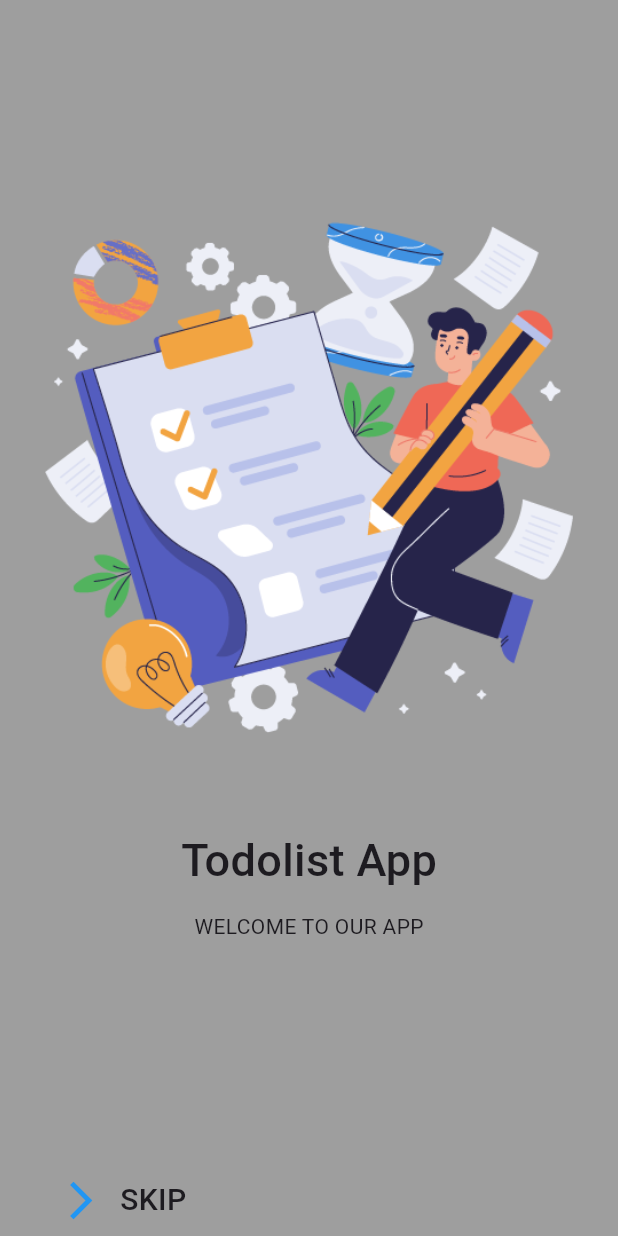
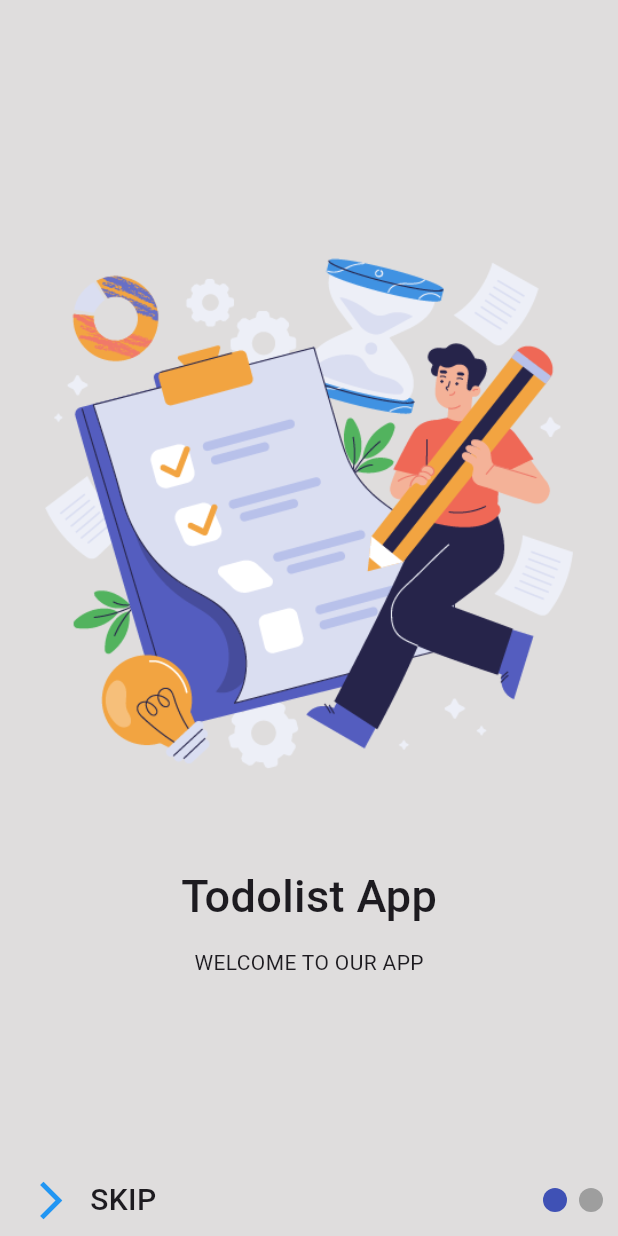
Before and after one commit to farsii/todo_list, a Flutter app: the screen it shows after launch, on a phone screen of 412 x 824 dp. Run offline on Flutter 3.47's test engine with Material 3 defaults, Android fonts, the phone set to English and light mode, and no system bars; drawn by our look-alikes of smooth_page_indicator; our stand-ins replace flutter_screenutil.

```diff
--- a/lib/features/authantication/views/on_boarding_screen.dart
+++ b/lib/features/authantication/views/on_boarding_screen.dart
@@ -1,6 +1,7 @@
 import 'package:flutter/material.dart';
 import 'package:myapp/core/common/widgets/white_space.dart';
 import 'package:myapp/core/res/image_res.dart';
+import 'package:smooth_page_indicator/smooth_page_indicator.dart';
 
 
 class OnboardingScreen extends StatefulWidget {
@@ -11,17 +12,25 @@ class OnboardingScreen extends StatefulWidget {
 }
 
 class _OnboardingScreenState extends State<OnboardingScreen> {
+  final pageController =PageController();
+  @override
+  void dispose() {
+    pageController.dispose();
+    super.dispose();
+  }
   @override
   Widget build(BuildContext context) {
     return Scaffold(
-        backgroundColor: Colors.grey,
+        backgroundColor: Color.fromARGB(255, 223, 221, 221),
         body:
         SafeArea(
           child: Stack(
+            alignment: Alignment.bottomCenter,
             children: [
 
 
             PageView(
+              controller: pageController,
               children: [
 
                Padding(
@@ -43,13 +52,44 @@ class _OnboardingScreenState extends State<OnboardingScreen> {
                     const WhiteSpace(height: 10),
                     const Text("WELCOME TO OUR APP"),
                     Spacer(),
+                     ],
+                ),
+
+              ),
+              //2nd onboarding page
+              Column(
+                  mainAxisAlignment: MainAxisAlignment.center,
+                  children: [
+                    Spacer(),
+                     Image.asset(Imageres.todo),
+                     const WhiteSpace(height: 50),
 
 
-                    Container(
+                     const Text("Todolist App",
+                    style: TextStyle(
+                      fontSize: 30,
+                      fontWeight: FontWeight.w500,
+                    ),
+                    ),
+                    const WhiteSpace(height: 10),
+                    const Text("WELCOME TO OUR APP"),
+                    Spacer(),
+                     ],
+                ),
 
-                      child:
-                          Row(
+
+                  ],
+              ),
+
+
+                   //skip buttons
+                    Padding
+                    (
+                      padding: EdgeInsets.symmetric(horizontal: 10,),
+                      child: Row(
+
                         mainAxisAlignment: MainAxisAlignment.spaceBetween,
+
                         children: [
 
                           Row(
@@ -71,23 +111,12 @@ class _OnboardingScreenState extends State<OnboardingScreen> {
                             ],
 
                           ),
+                          SmoothPageIndicator(controller: pageController, count: 2,),
                         ],
                       ),
-                          //dot two button
+                    ),
 
 
-
-
-
-                      ),
-
-                  ],
-                ),
-
-              ),
-
-                  ],
-              ),
               ],
             ),
                    ),
```
Lines whose indentation alone changed are shown as unchanged.
